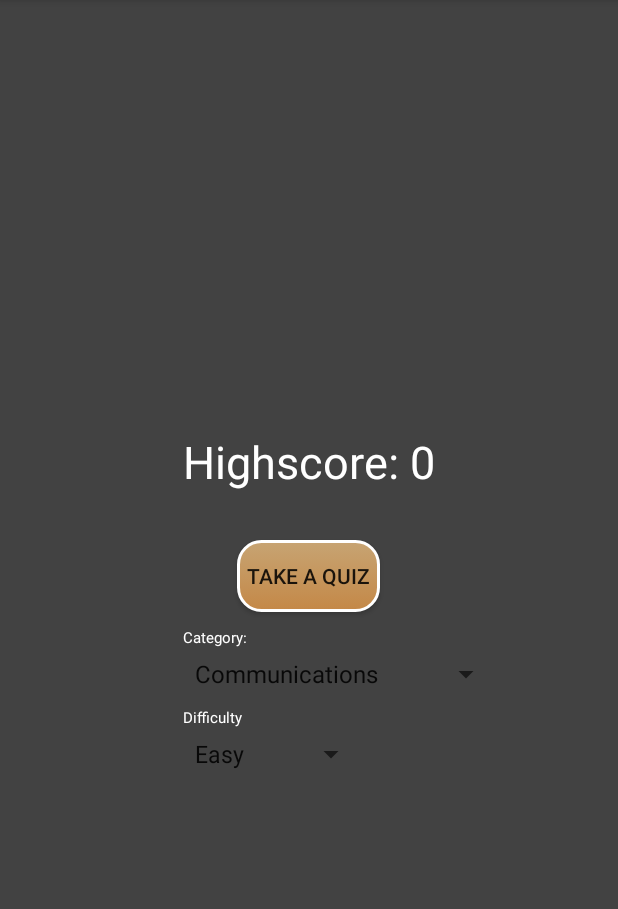
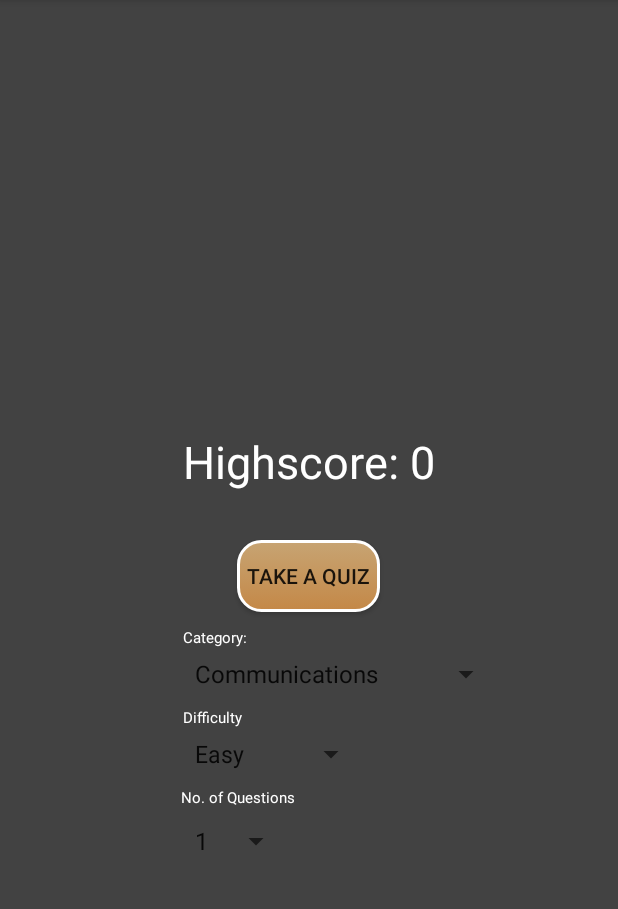
Before and after one commit to Team-CodeHouse/Electronics, an Android app: the MainActivity screen opened directly, with no data from a screen before it, on a phone screen of 412 x 824 dp, the part 84-993 px from its top. Run offline under Robolectric (Android 15) with nearby library versions, the phone set to English and light mode, and no system bars.

Commit message:
added no. of questions option.

```diff
--- a/app/src/main/java/com/example/electronics/MainActivity.java
+++ b/app/src/main/java/com/example/electronics/MainActivity.java
@@ -22,6 +22,7 @@ public class MainActivity extends AppCompatActivity {
     public static final String EXTRA_CATEGORY_ID = "extraCategoryID";
     public static final String EXTRA_CATEGORY_NAME = "extraCategoryName";
     public static final String EXTRA_DIFFICULTY = "extraDifficulty";
+    public static final String EXTRA_NO_OF_QUESTION = "extraNoOfQuestion";
 
 
 
@@ -32,6 +33,7 @@ public class MainActivity extends AppCompatActivity {
 
     private Spinner spinnerCategory;
     private Spinner spinnerDifficulty;
+    private Spinner spinnerNoOfQuestion;
 
     private int highscore;
 
@@ -45,10 +47,12 @@ public class MainActivity extends AppCompatActivity {
         textViewHighscore = findViewById(R.id.text_view_highscore);
         spinnerCategory = findViewById(R.id.spinner_category);
         spinnerDifficulty = findViewById(R.id.spinner_difficulty);
+        spinnerNoOfQuestion = findViewById(R.id.spinner_no_of_questions);
 
         loadCategories();
         loadDifficultyLevels();
         loadHighscore();
+        loadNoOfQuestion();
 
 
         button = findViewById(R.id.buttonquiz);
@@ -69,10 +73,12 @@ public class MainActivity extends AppCompatActivity {
         String categoryName = selectedCategory.getName();
 
         String difficulty = spinnerDifficulty.getSelectedItem().toString();
+        String no_of_questions = spinnerNoOfQuestion.getSelectedItem().toString();
 
         Intent intent = new Intent(this, MainQuiz.class);
         intent.putExtra(EXTRA_CATEGORY_ID, categoryID);
         intent.putExtra(EXTRA_CATEGORY_NAME, categoryName);
+        intent.putExtra(EXTRA_NO_OF_QUESTION, no_of_questions);
 
         intent.putExtra(EXTRA_DIFFICULTY, difficulty);
         startActivityForResult(intent, Request_Code_Quiz);
@@ -132,4 +138,17 @@ public class MainActivity extends AppCompatActivity {
         editor.putInt(KEY_HIGHSCORE, highscore);
         editor.apply();
     }
+
+
+    private void loadNoOfQuestion() {
+        String[] noOfQuestion =  new String[] { "1", "2", "3" };
+
+        ArrayAdapter<String> adapterNoOfQuestion  = new ArrayAdapter<>(this,
+                android.R.layout.simple_spinner_item, noOfQuestion);
+
+        adapterNoOfQuestion.setDropDownViewResource(android.R.layout.simple_spinner_dropdown_item);
+
+        spinnerNoOfQuestion.setAdapter(adapterNoOfQuestion);
+
+    }
 }
--- a/app/src/main/java/com/example/electronics/MainQuiz.java
+++ b/app/src/main/java/com/example/electronics/MainQuiz.java
@@ -104,6 +104,7 @@ public class MainQuiz extends AppCompatActivity {
         int categoryID = intent.getIntExtra(MainActivity.EXTRA_CATEGORY_ID, 0);
         String categoryName = intent.getStringExtra(MainActivity.EXTRA_CATEGORY_NAME);
         String difficulty = intent.getStringExtra(MainActivity.EXTRA_DIFFICULTY);
+        String no_of_questions = intent.getStringExtra(MainActivity.EXTRA_NO_OF_QUESTION);
 
         textViewCategory.setText("Category: " + categoryName);
         textViewDifficulty.setText("Difficulty: " + difficulty);
@@ -111,7 +112,7 @@ public class MainQuiz extends AppCompatActivity {
         if (savedInstanceState == null ) {
             QuizDbHelper dbHelper = QuizDbHelper.getInstance(this);
             if ( categoryID == 4) {
-                questionList = dbHelper.getAllQuestions();
+                questionList = dbHelper.getAllQuestions(no_of_questions);
                 questionCountTotal = questionList.size();
                 Collections.shuffle(questionList);
                 showNextQuestion();
--- a/app/src/main/java/com/example/electronics/QuizDbHelper.java
+++ b/app/src/main/java/com/example/electronics/QuizDbHelper.java
@@ -219,10 +219,10 @@ public class QuizDbHelper extends SQLiteOpenHelper {
         return categoryList;
     }
 
-    public ArrayList<Question> getAllQuestions() {
+    public ArrayList<Question> getAllQuestions(String i) {
         ArrayList<Question> questionList = new ArrayList<>();
         db = getReadableDatabase();
-        Cursor c = db.rawQuery("SELECT * FROM " + QuestionsTable.TABLE_NAME, null);
+        Cursor c = db.rawQuery("SELECT * FROM " + QuestionsTable.TABLE_NAME + " LIMIT " + i, null);
 
         if (c.moveToFirst()){
             do {
--- a/app/src/main/res/layout/activity_main.xml
+++ b/app/src/main/res/layout/activity_main.xml
@@ -63,7 +63,6 @@
         android:layout_alignStart="@+id/text_view_highscore"
         android:layout_alignLeft="@+id/text_view_highscore" />
 
-
     <Spinner
         android:id="@+id/spinner_difficulty"
         android:layout_width="wrap_content"
@@ -73,4 +72,29 @@
         android:layout_alignStart="@+id/text_view_highscore"
         android:layout_alignLeft="@+id/text_view_highscore" />
 
+    <TextView
+        android:id="@+id/display_text_no_of_questions"
+        android:layout_width="wrap_content"
+        android:layout_height="wrap_content"
+        android:layout_below="@+id/spinner_difficulty"
+        android:layout_alignStart="@+id/text_view_highscore"
+        android:layout_alignLeft="@+id/text_view_highscore"
+        android:layout_marginStart="-1dp"
+        android:layout_marginLeft="-1dp"
+        android:layout_marginTop="10dp"
+        android:text="No. of Questions"
+        android:textColor="@android:color/background_light"
+        android:textSize="10sp" />
+
+    <Spinner
+        android:id="@+id/spinner_no_of_questions"
+        android:layout_width="wrap_content"
+        android:layout_height="wrap_content"
+        android:layout_below="@+id/display_text_no_of_questions"
+        android:layout_alignStart="@+id/text_view_highscore"
+        android:layout_alignLeft="@+id/text_view_highscore"
+        android:layout_marginStart="0dp"
+        android:layout_marginLeft="0dp"
+        android:layout_marginTop="10dp" />
+
 </RelativeLayout>
```
